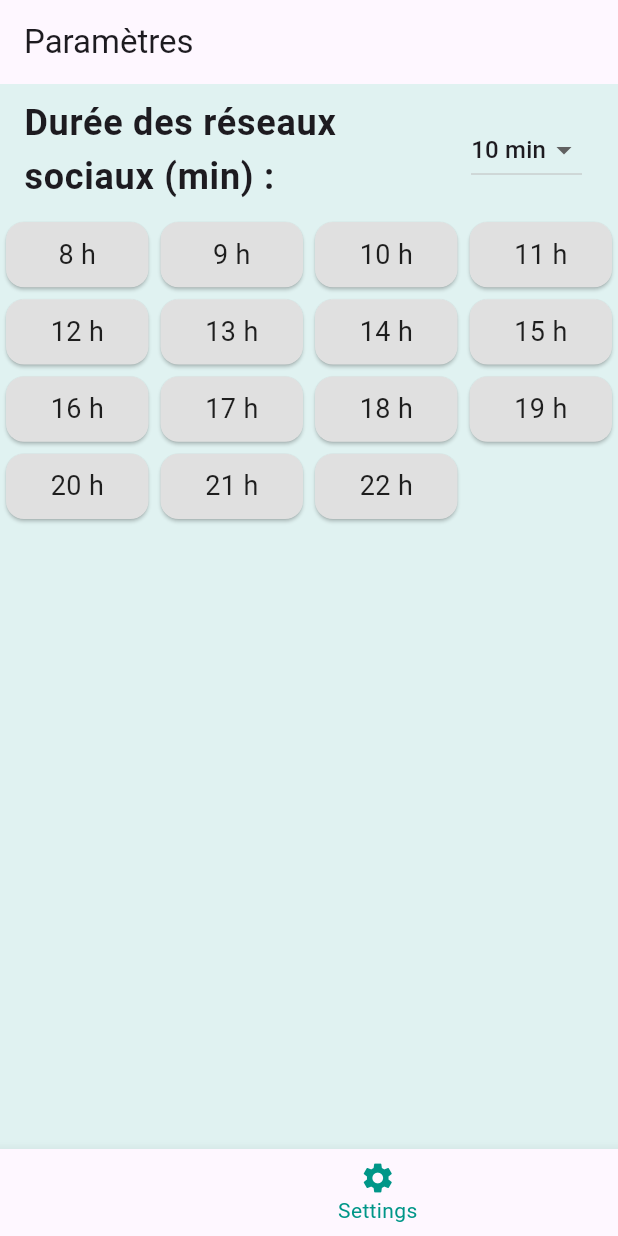
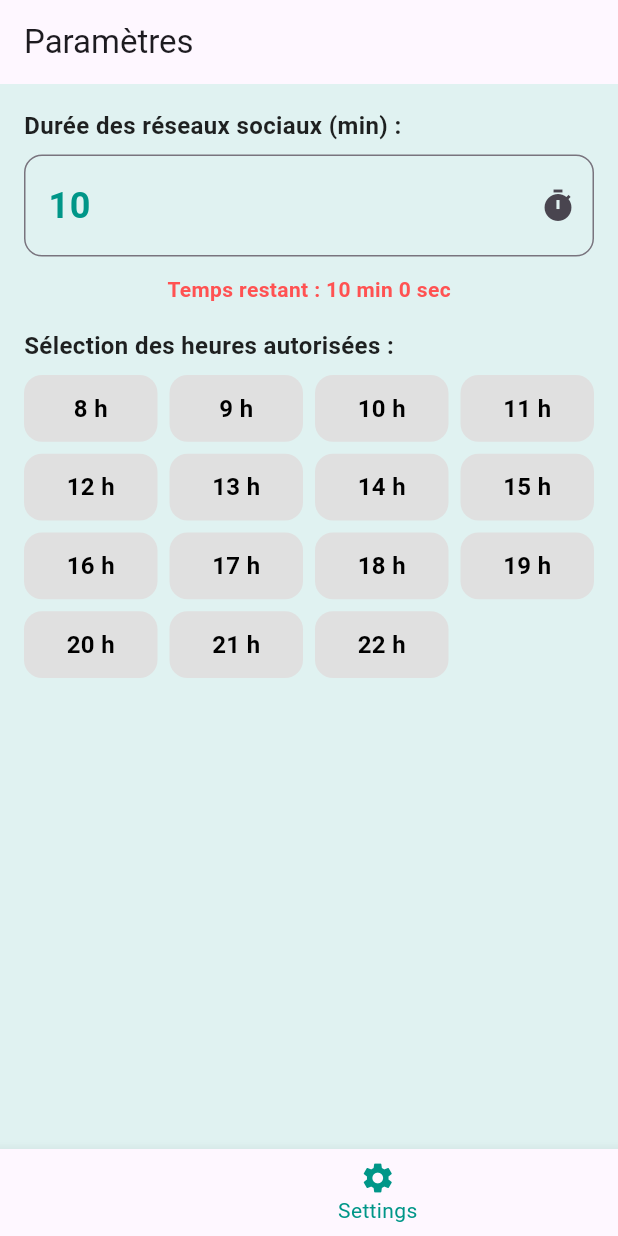
Before and after one commit to ArthurBergere/BetterBreak, a Flutter app: the screen it shows after launch, item 3 of the bottom bar chosen, on a phone screen of 412 x 824 dp. Run offline on Flutter 3.47's test engine with Material 3 defaults, Android fonts, the phone set to English and light mode, and no system bars; our stand-ins replace shared_preferences, webview_flutter; accounts and stored records are empty.

Commit message:
Enhance pannel settings and social

```diff
--- a/lib/models/user_settings.dart
+++ b/lib/models/user_settings.dart
@@ -1,15 +1,20 @@
 import 'package:shared_preferences/shared_preferences.dart';
+import 'dart:async';
 
 class UserSettings {
   int socialBurstTimeLimit;
+  int remainingTime;
   Set<int> selectedHours;
 
-  UserSettings({this.socialBurstTimeLimit = 10, this.selectedHours = const {}});
+  UserSettings({this.socialBurstTimeLimit = 10, this.remainingTime = 600, this.selectedHours = const {}});
 
   static Future<UserSettings> load() async {
     final prefs = await SharedPreferences.getInstance();
+    int storedTimeLimit = prefs.getInt('socialBurstTimeLimit') ?? 10;
+    int storedRemainingTime = prefs.getInt('remainingTime') ?? (storedTimeLimit * 60);
     return UserSettings(
-      socialBurstTimeLimit: prefs.getInt('socialBurstTimeLimit') ?? 10,
+      socialBurstTimeLimit: storedTimeLimit,
+      remainingTime: storedRemainingTime,
       selectedHours: (prefs.getStringList('selectedHours') ?? [])
           .map((e) => int.parse(e))
           .toSet(),
@@ -19,6 +24,7 @@ class UserSettings {
   Future<void> save() async {
     final prefs = await SharedPreferences.getInstance();
     await prefs.setInt('socialBurstTimeLimit', socialBurstTimeLimit);
+    await prefs.setInt('remainingTime', remainingTime);
     await prefs.setStringList('selectedHours', selectedHours.map((e) => e.toString()).toList());
   }
 }
--- a/lib/pages/settings_page.dart
+++ b/lib/pages/settings_page.dart
@@ -28,27 +28,59 @@ class _SettingsPageState extends State<SettingsPage> {
       appBar: AppBar(title: const Text('Paramètres')),
       body: settings == null
           ? const Center(child: CircularProgressIndicator())
-          : Column(
+          : Padding(
+              padding: const EdgeInsets.all(16.0),
+              child: Column(
+                crossAxisAlignment: CrossAxisAlignment.start,
                 children: [
-                ListTile(
-                  title: const Text('Durée des réseaux sociaux (min) :'),
-                  trailing: DropdownButton<int>(
-                    value: settings.socialBurstTimeLimit,
-                    items: [2, 5, 10]
-                        .map((e) => DropdownMenuItem(value: e, child: Text('$e min')))
-                        .toList(),
+                  const Text(
+                    'Durée des réseaux sociaux (min) :',
+                    style: TextStyle(fontSize: 16, fontWeight: FontWeight.bold),
+                  ),
+                  const SizedBox(height: 8),
+                  TextFormField(
+                    initialValue: settings.socialBurstTimeLimit.toString(),
+                    keyboardType: TextInputType.number,
+                    decoration: InputDecoration(
+                      border: OutlineInputBorder(
+                        borderRadius: BorderRadius.circular(12),
+                      ),
+                      suffixIcon: const Icon(Icons.timer),
+                    ),
                     onChanged: (value) {
+                      final int? newValue = int.tryParse(value);
+                      if (newValue != null) {
                         setState(() {
-                        settings.socialBurstTimeLimit = value!;
+                          settings.socialBurstTimeLimit = newValue;
+                          if (settings.remainingTime > newValue * 60) {
+                            settings.remainingTime = newValue * 60;
+                          }
                         });
                         settings.save();
+                      }
                     },
                   ),
+                  const SizedBox(height: 12),
+                  Center(
+                    child: Text(
+                      "Temps restant : ${settings.remainingTime ~/ 60} min ${settings.remainingTime % 60} sec",
+                      style: const TextStyle(fontSize: 14, color: Colors.redAccent, fontWeight: FontWeight.bold),
                     ),
+                  ),
+                  const SizedBox(height: 16),
+                  const Text(
+                    'Sélection des heures autorisées :',
+                    style: TextStyle(fontSize: 16, fontWeight: FontWeight.bold),
+                  ),
+                  const SizedBox(height: 8),
                   Expanded(
                     child: GridView.builder(
                       gridDelegate: const SliverGridDelegateWithFixedCrossAxisCount(
-                        crossAxisCount: 4, childAspectRatio: 2),
+                        crossAxisCount: 4,
+                        crossAxisSpacing: 8,
+                        mainAxisSpacing: 8,
+                        childAspectRatio: 2,
+                      ),
                       itemCount: 15,
                       itemBuilder: (context, index) {
                         int hour = index + 8;
@@ -64,9 +96,31 @@ class _SettingsPageState extends State<SettingsPage> {
                             });
                             settings.save();
                           },
-                        child: Card(
+                          child: AnimatedContainer(
+                            duration: const Duration(milliseconds: 300),
+                            decoration: BoxDecoration(
                               color: selected ? Colors.teal : Colors.grey[300],
-                          child: Center(child: Text('$hour h')),
+                              borderRadius: BorderRadius.circular(12),
+                              boxShadow: selected
+                                  ? [
+                                      BoxShadow(
+                                        color: Colors.teal.withOpacity(0.5),
+                                        blurRadius: 6,
+                                        spreadRadius: 2,
+                                      ),
+                                    ]
+                                  : [],
+                            ),
+                            child: Center(
+                              child: Text(
+                                '$hour h',
+                                style: TextStyle(
+                                  fontSize: 16,
+                                  fontWeight: FontWeight.bold,
+                                  color: selected ? Colors.white : Colors.black,
+                                ),
+                              ),
+                            ),
                           ),
                         );
                       },
@@ -74,6 +128,7 @@ class _SettingsPageState extends State<SettingsPage> {
                   ),
                 ],
               ),
+            ),
     );
   }
 }
--- a/pubspec.yaml
+++ b/pubspec.yaml
@@ -36,6 +36,7 @@ dependencies:
   # Use with the CupertinoIcons class for iOS style icons.
   cupertino_icons: ^1.0.8
   webview_flutter: ^4.7.0
+  flutter_svg: ^2.0.17
 
 dev_dependencies:
   flutter_test:
```
Also changed, not shown: lib/pages/social_page.dart (+48 -7 lines), pubspec.lock. Lines whose indentation alone changed are shown as unchanged.
